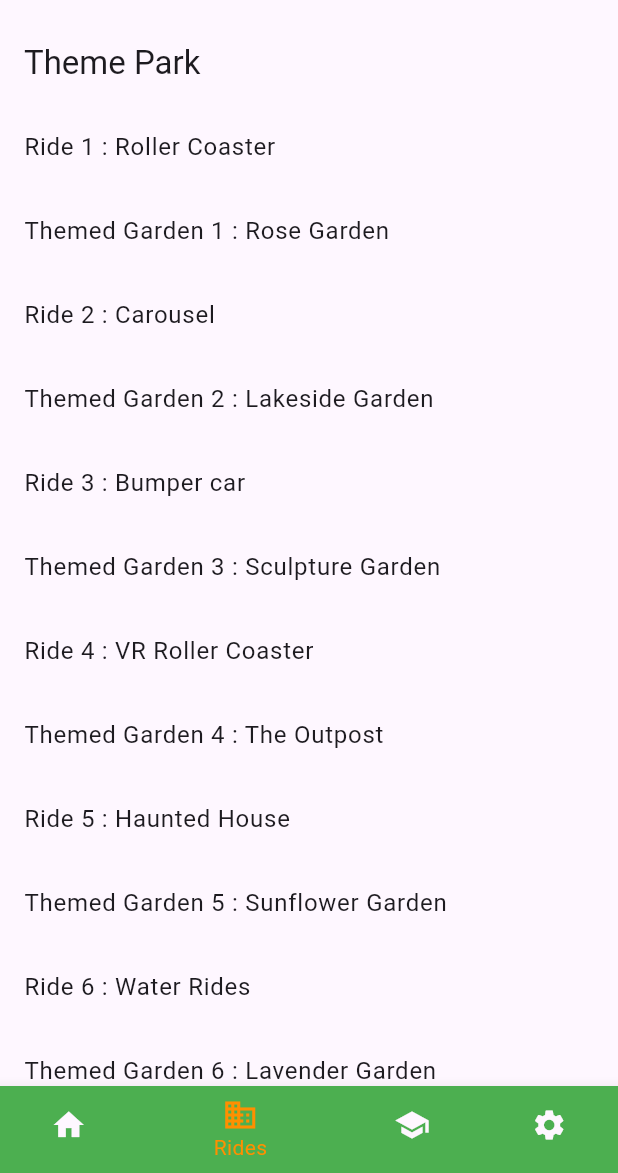
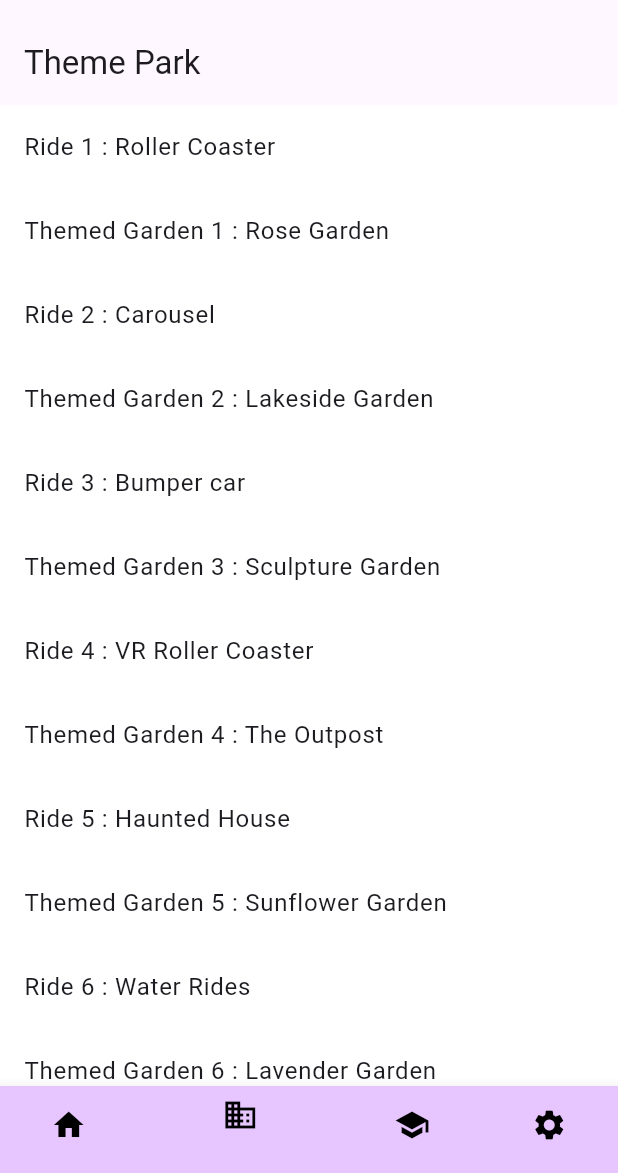
Before and after one commit to Schnaar/Flutter_assigment, a Flutter app: the screen it shows after launch, item 2 of the bottom bar chosen, on a phone screen of 412 x 824 dp, the part 63-1236 px from its top. Run offline on Flutter 3.47's test engine with Material 3 defaults, Android fonts, the phone set to English and light mode, and no system bars; our stand-ins replace connectivity_plus, geolocator, google_maps_flutter, sensors_plus, shared_preferences; network calls fail.

Commit message:
Done some styling

```diff
--- a/lib/main.dart
+++ b/lib/main.dart
@@ -15,19 +15,33 @@ void main() => runApp(const BottomNavigationBarExampleApp());
 class BottomNavigationBarExampleApp extends StatelessWidget {
   const BottomNavigationBarExampleApp({Key? key}) : super(key: key);
 
+
   @override
+
   Widget build(BuildContext context) {
-    SystemChrome.setSystemUIOverlayStyle(
-      SystemUiOverlayStyle(
-        statusBarColor: Colors.transparent,
-        systemNavigationBarColor: Colors.transparent,
-      ),
+
+    final ThemeData customLightTheme = ThemeData(
+      // Define primary color
+      primaryColor: Color(0xFFE7C6FF),
+      // Define accent color
+      hintColor: Color(0xFFE7C6FF),
+      // Define scaffold background color
+      scaffoldBackgroundColor:Colors.white,
+      // Define other theme properties as needed
+      // For example, text theme
+      textTheme: TextTheme(
+        // Define your text styles
+        // For example, body1
+        bodyText1: TextStyle(
+          color: Colors.black, // Define your text color
+        ),
+      )
     );
 
     return MaterialApp(
       title: 'Roberts rodeo',
       themeMode: ThemeMode.system, // Use the system theme mode
-      theme: ThemeData.light(), // Default light theme
+      theme: customLightTheme, // Default light theme
       darkTheme: ThemeData.dark(), // Default dark theme
       home: BottomNavigationBarExample(),
     );
@@ -71,30 +85,28 @@ class _BottomNavigationBarExampleState
       bottomNavigationBar: BottomNavigationBar(
         items: const <BottomNavigationBarItem>[
           BottomNavigationBarItem(
-            icon: Icon(Icons.home),
+            backgroundColor: Color(0xFFE7C6FF),
+            icon: Icon(Icons.home, color: Colors.black), // Set icon color to black
             label: 'Home',
-            backgroundColor: Colors.red,
           ),
           BottomNavigationBarItem(
-            icon: Icon(Icons.business),
+            icon: Icon(Icons.business, color: Colors.black), // Set icon color to black
             label: 'Rides',
-            backgroundColor: Colors.green,
           ),
           BottomNavigationBarItem(
-            icon: Icon(Icons.school),
+            icon: Icon(Icons.school, color: Colors.black), // Set icon color to black
             label: 'Fun Screen',
-            backgroundColor: Colors.purple,
           ),
           BottomNavigationBarItem(
-            icon: Icon(Icons.settings),
+            icon: Icon(Icons.settings, color: Colors.black), // Set icon color to black
             label: 'Settings',
-            backgroundColor: Colors.pink,
           ),
         ],
         currentIndex: _selectedIndex,
-        selectedItemColor: Colors.amber[800],
+        selectedItemColor: Color(0xBBD0FF),
         onTap: _onItemTapped,
       ),
+
     );
   }
 }
@@ -181,6 +193,7 @@ class _HomeScreenState extends State<HomeScreen> {
       body: SingleChildScrollView(
         child: Column(
           children: <Widget>[
+
             Text(
               'Welcome to Roberts rodeo',
               style: TextStyle(fontSize: 25.0, fontWeight: FontWeight.bold),
@@ -194,7 +207,14 @@ class _HomeScreenState extends State<HomeScreen> {
             SizedBox(height: 20),
             Padding(
               padding: const EdgeInsets.all(16.0),
-              child: Column(
+              child:Container(
+                color: Theme.of(context).primaryColor,
+                child:Padding(
+                  padding: const EdgeInsets.all(5.0),
+
+                child: Column(
+
+
                 crossAxisAlignment: CrossAxisAlignment.start,
                 children: [
                   Text(
@@ -205,15 +225,14 @@ class _HomeScreenState extends State<HomeScreen> {
                     'There is tons to do, from thrilling rides to beautiful gardens; there is sure to be something for you to do at this whimsical rocking wonderland.',
                     style: TextStyle(fontSize: 17.0),
                   ),
-                  Text(
-                    'There is tons to do, from thrilling rides to beautiful garden there is sure to be something for you to do at this whimsical rocking wonderland',
-                    style: TextStyle(fontSize: 17.0),
-                  ),
+
                   Text(
                     'Get the lowdown on this world of fun where before starting your adventure',
                     style: TextStyle(fontSize: 17.0),
                   ),
                 ],
+              ),
+              ),
               ),
             ),
             SizedBox(height:20),
@@ -255,7 +274,7 @@ class _HomeScreenState extends State<HomeScreen> {
           ],
         ),
       ),
-    );
+      );
   }
 }
 
```
